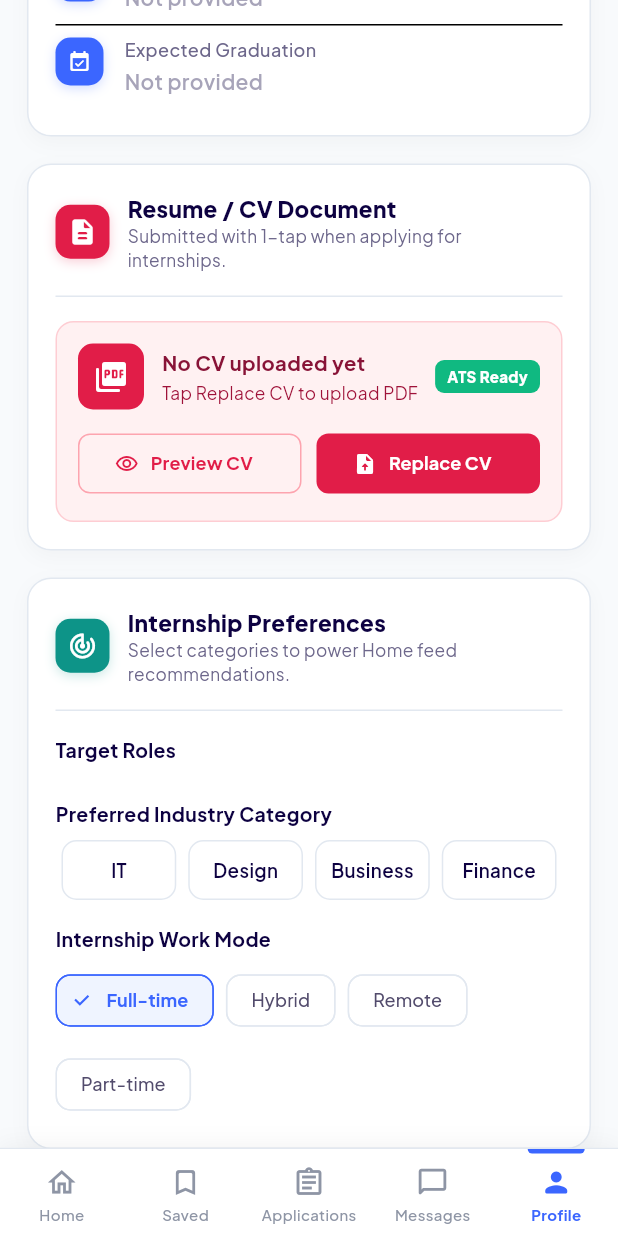
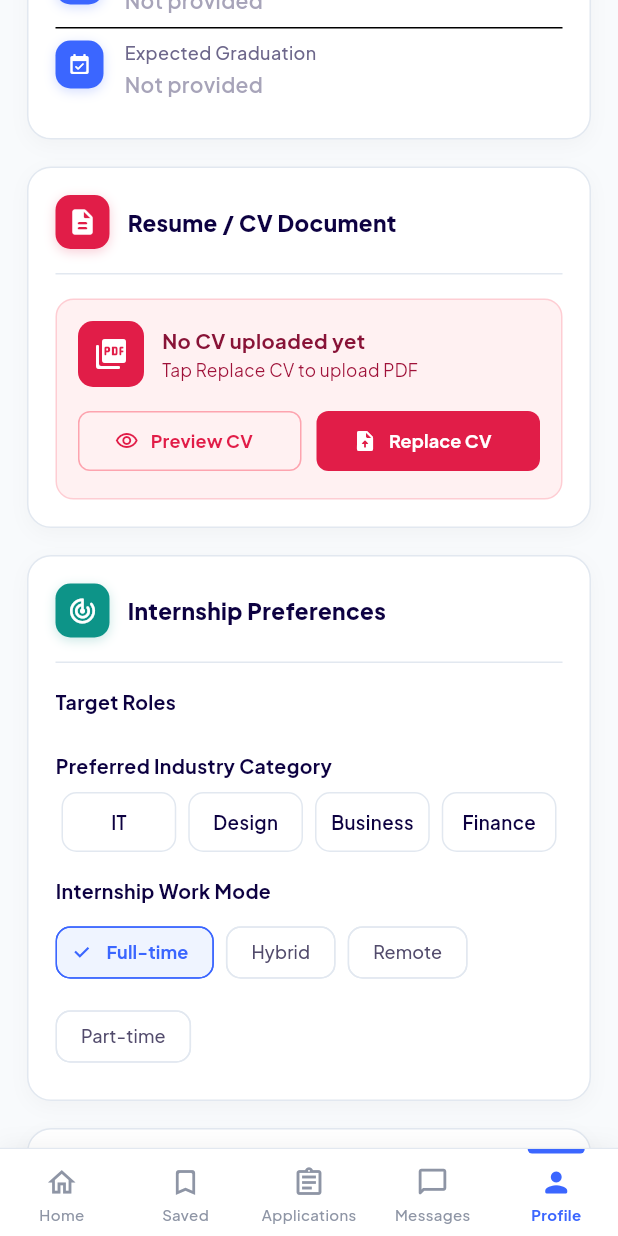
Before and after one commit to sokthonsar01/Mobile-App-Capstone, a Flutter app: the screen it shows once a user with an empty profile is signed in, item 5 of the bottom bar chosen, scrolled down 576 dp, on a phone screen of 412 x 824 dp. Run offline on Flutter 3.47's test engine with Material 3 defaults, Android fonts, the phone set to English and light mode, and no system bars; our stand-ins replace file_picker, google_fonts, image_picker, supabase_flutter; accounts and stored records are empty; network calls fail.

Commit message:
remove uncessesary data

```diff
--- a/lib/features/profile/presentation/edit_profile_screen.dart
+++ b/lib/features/profile/presentation/edit_profile_screen.dart
@@ -453,8 +453,6 @@ class _EditProfileScreenState extends State<EditProfileScreen> {
                       title: 'Resume / CV Document',
                       icon: Icons.description_rounded,
                       iconColor: const Color(0xFFE11D48),
-                      subtitle:
-                          'Submitted with 1-tap when applying for internships.',
                       children: [
                         _buildResumeCard(),
                       ],
@@ -467,8 +465,6 @@ class _EditProfileScreenState extends State<EditProfileScreen> {
                       title: 'Internship Preferences',
                       icon: Icons.track_changes_rounded,
                       iconColor: const Color(0xFF0D9488),
-                      subtitle:
-                          'Select categories to power Home feed recommendations.',
                       children: [
                         Text(
                           'Target Roles',
@@ -538,8 +534,6 @@ class _EditProfileScreenState extends State<EditProfileScreen> {
                       title: 'Skills & Tech Stack',
                       icon: Icons.bolt_rounded,
                       iconColor: const Color(0xFFF59E0B),
-                      subtitle:
-                          'Matched against employer internship requirements.',
                       children: [
                         Wrap(
                           spacing: 8,
@@ -954,7 +948,7 @@ class _EditProfileScreenState extends State<EditProfileScreen> {
     required String title,
     required IconData icon,
     required Color iconColor,
-    required String subtitle,
+    String? subtitle,
     required List<Widget> children,
   }) {
     return Container(
@@ -1005,6 +999,8 @@ class _EditProfileScreenState extends State<EditProfileScreen> {
                         color: AppColors.heading,
                       ),
                     ),
+                    if (subtitle != null && subtitle.trim().isNotEmpty) ...[
+                      const SizedBox(height: 2),
                       Text(
                         subtitle,
                         style: GoogleFonts.plusJakartaSans(
@@ -1012,6 +1008,7 @@ class _EditProfileScreenState extends State<EditProfileScreen> {
                           color: AppColors.hintText,
                         ),
                       ),
+                    ],
                   ],
                 ),
               ),
--- a/lib/features/profile/presentation/widgets/resume_cv_card.dart
+++ b/lib/features/profile/presentation/widgets/resume_cv_card.dart
@@ -129,21 +129,6 @@ class _ResumeCvCardState extends State<ResumeCvCard> {
             ],
           ),
         ),
-        Container(
-          padding: const EdgeInsets.symmetric(horizontal: 8, vertical: 4),
-          decoration: BoxDecoration(
-            color: const Color(0xFF10B981),
-            borderRadius: BorderRadius.circular(6),
-          ),
-          child: Text(
-            'ATS Ready',
-            style: GoogleFonts.plusJakartaSans(
-              fontSize: 10,
-              fontWeight: FontWeight.w800,
-              color: Colors.white,
-            ),
-          ),
-        ),
       ],
     );
   }
```
Also changed, not shown: 1 other file. Lines whose indentation alone changed are shown as unchanged.
